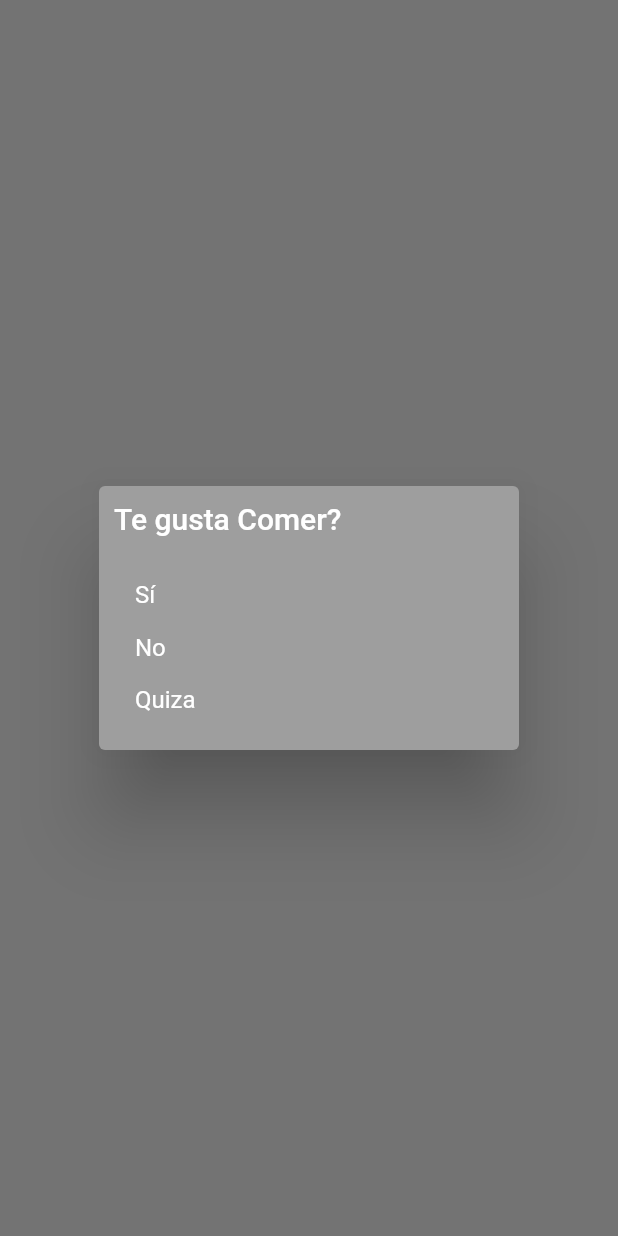
After one commit to EmmanuelHm/basic_components_flutter, a Flutter app: the screen it shows after launch, after a tap on "Click aquí", on a phone screen of 412 x 824 dp. The commit adds this screen. Run offline on Flutter 3.47's test engine with Material 2 defaults, Android fonts, the phone set to English and light mode, and no system bars.

Commit message:
Utilizando 'SimpleDialog, AlertDialog y SnackBar' en flutter

```diff
--- /dev/null
+++ b/lib/AdvancedWidgets/03.Dialog(Pop-up)/Dialog.dart
@@ -0,0 +1,117 @@
+import 'package:flutter/material.dart';
+
+class DialogWidget extends StatefulWidget {
+  DialogWidget({Key? key}) : super(key: key);
+
+  @override
+  _DialogWidgetState createState() => _DialogWidgetState();
+}
+
+enum options { YES, NO, MAYBE }
+
+class _DialogWidgetState extends State<DialogWidget> {
+  String _optionSelectedString = "Click aquí";
+
+  void _setOptionSelected(String value) {
+    setState(() {
+      _optionSelectedString = value;
+    });
+  }
+
+  Future<void> _showDialog() async {
+    switch (await showDialog<options>(
+        context: context,
+        builder: (BuildContext context) {
+          return SimpleDialog(
+            backgroundColor: Colors.grey,
+            titlePadding: EdgeInsets.all(10),
+            title: Text(
+              'Te gusta Comer?',
+              style: TextStyle(color: Colors.white),
+            ),
+            children: [
+              SimpleDialogOption(
+                child: Text(
+                  'Sí',
+                  style: TextStyle(color: Colors.white),
+                ),
+                onPressed: () => Navigator.pop(context, options.YES),
+              ),
+              SimpleDialogOption(
+                child: Text(
+                  'No',
+                  style: TextStyle(color: Colors.white),
+                ),
+                onPressed: () => Navigator.pop(context, options.NO),
+              ),
+              SimpleDialogOption(
+                child: Text(
+                  'Quiza',
+                  style: TextStyle(color: Colors.white),
+                ),
+                onPressed: () => Navigator.pop(context, options.MAYBE),
+              ),
+            ],
+          );
+        })) {
+      case options.YES:
+        _setOptionSelected('Yes');
+        break;
+      case options.NO:
+        _setOptionSelected('No');
+        break;
+      case options.MAYBE:
+        _setOptionSelected('Maybe');
+        break;
+      default:
+        _setOptionSelected('Click aquí');
+        break;
+    }
+  }
+
+  @override
+  Widget build(BuildContext context) {
+    return SafeArea(
+      child: Scaffold(
+          body: Center(
+        child: Column(
+          mainAxisAlignment: MainAxisAlignment.center,
+          children: [
+            ElevatedButton(
+                child: Text(_optionSelectedString), onPressed: _showDialog),
+            ElevatedButton(
+                child: Text('AlertDialog'),
+                onPressed: () => showDialog(
+                    barrierDismissible: false,
+                    context: context,
+                    builder: (BuildContext context) {
+                      return AlertDialog(
+                        title: Text('Cuidado!'),
+                        content: Text('¿Quieres salir de la app?'),
+                        actions: [
+                          TextButton(
+                            child: Text('Sí'),
+                            onPressed: () => Navigator.of(context).pop(),
+                          ),
+                          TextButton(
+                            child: Text('No'),
+                            onPressed: () => Navigator.of(context).pop(),
+                          )
+                        ],
+                      );
+                    })),
+            Builder(builder: (BuildContext context) {
+              return ElevatedButton(
+                child: Text('SnackBar'),
+                onPressed: () {
+                  ScaffoldMessenger.of(context)
+                      .showSnackBar(SnackBar(content: Text('Soy un SnackBar')));
+                },
+              );
+            })
+          ],
+        ),
+      )),
+    );
+  }
+}
--- a/lib/main.dart
+++ b/lib/main.dart
@@ -1,5 +1,5 @@
 import 'package:flutter/material.dart';
-import 'package:basic_components_flutter/AdvancedWidgets/02.Slider/SliderWidget.dart';
+import 'package:basic_components_flutter/AdvancedWidgets/03.Dialog(Pop-up)/Dialog.dart';
 
 void main() => runApp(MyApp());
 
@@ -15,9 +15,9 @@ class MyApp extends StatelessWidget {
       // home: BackData(),
 
       // Sistema de Rutas
-      initialRoute: 'slider',
+      initialRoute: 'dialog',
       routes: {
-        'slider': (context) => SliderWidget(),
+        'dialog': (context) => DialogWidget(),
       },
     );
   }
```
Also changed, not shown: lib/AdvancedWidgets/03.Dialog(Pop-up)/Dialogs.png (added).
